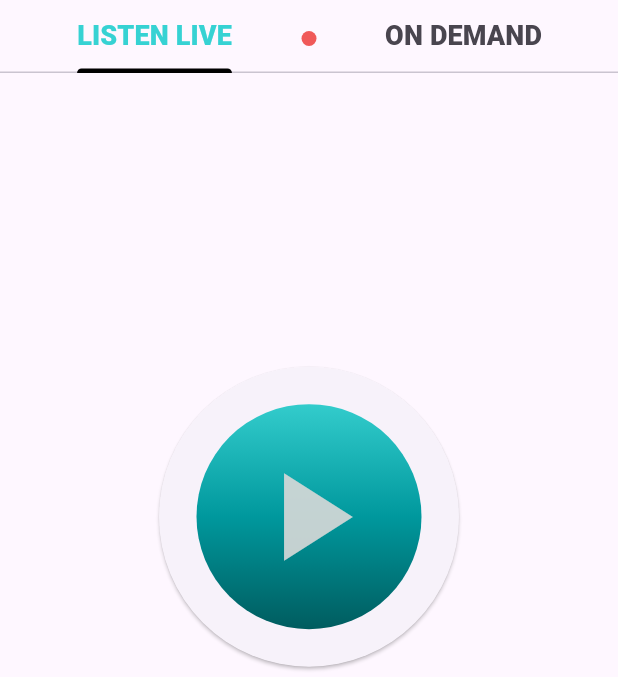
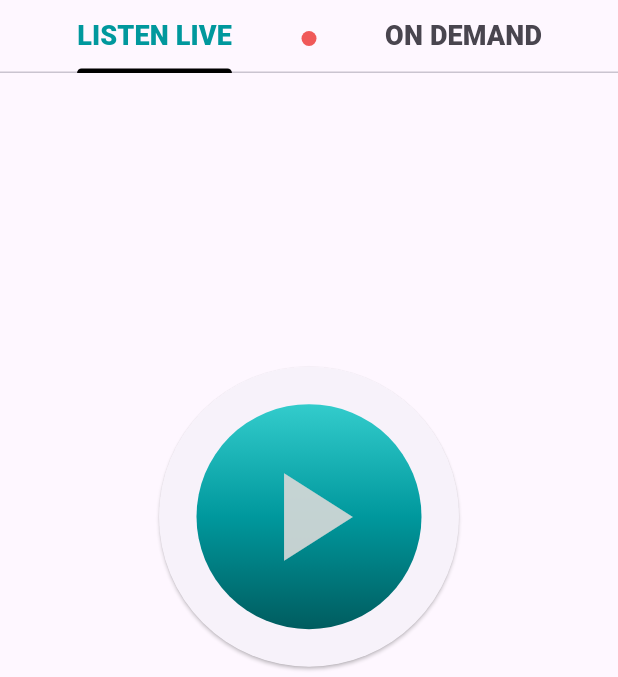
Before and after one commit to CivicTechWR/MidTownRadioApp, a Flutter app: the screen it shows after launch, on a phone screen of 412 x 824 dp, the part 83-760 px from its top. Run offline on Flutter 3.47's test engine with Material 3 defaults, Android fonts, the phone set to English and light mode, and no system bars; our stand-ins replace just_audio; missing offline and left inert: audio_session; generated files the repository leaves out were written again; statements that could not run were skipped.

Commit message:
Darken navigation bar text in light mode

```diff
--- a/lib/src/home/view.dart
+++ b/lib/src/home/view.dart
@@ -37,7 +37,7 @@ class HomePage extends StatelessWidget {
                   ),
                 ),
                 TabBar(
-                  labelColor: Color.fromRGBO(23, 204, 204, 0.867),
+                  labelColor: (Theme.of(context).brightness == Brightness.dark) ?Color.fromRGBO(23, 204, 204, 1):Color(0xff00989d),
                   indicatorColor: (Theme.of(context).brightness == Brightness.dark) ? Colors.white:Colors.black,
                   tabs: [
                     Tab(
```
